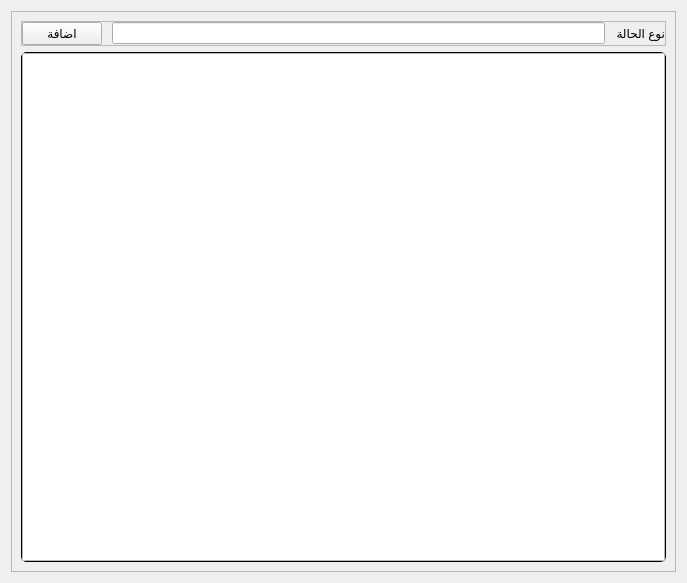
Before: the Qt Designer form src/interface/views/case_types_view.ui in MuhammadTarek10/charity-app, drawn with Qt 5.
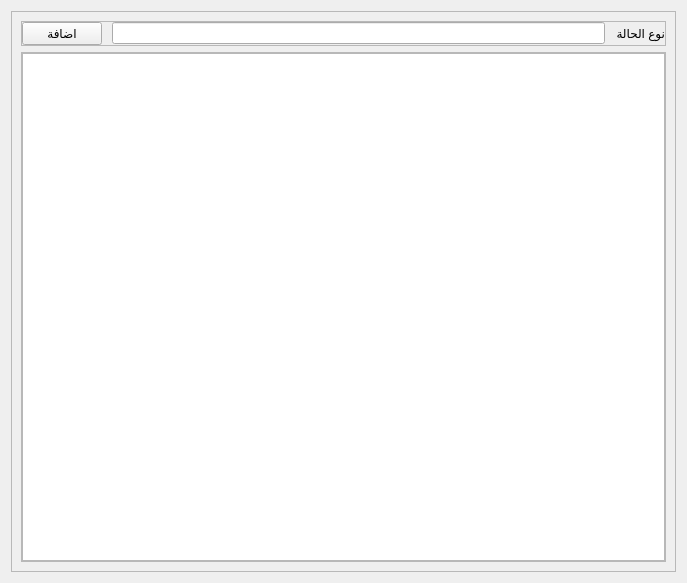
After: the same form once the commit is applied. Icons and pictures are not drawn.

What changed in the file:
```diff
--- a/src/interface/views/case_types_view.ui
+++ b/src/interface/views/case_types_view.ui
@@ -14,10 +14,7 @@
    <string>Form</string>
   </property>
   <property name="styleSheet">
-   <string notr="true">#listFrame{
-	border: 1px solid;
-	border-radius: 5px;
-}</string>
+   <string notr="true"/>
   </property>
   <layout class="QVBoxLayout" name="verticalLayout">
    <item>
```
